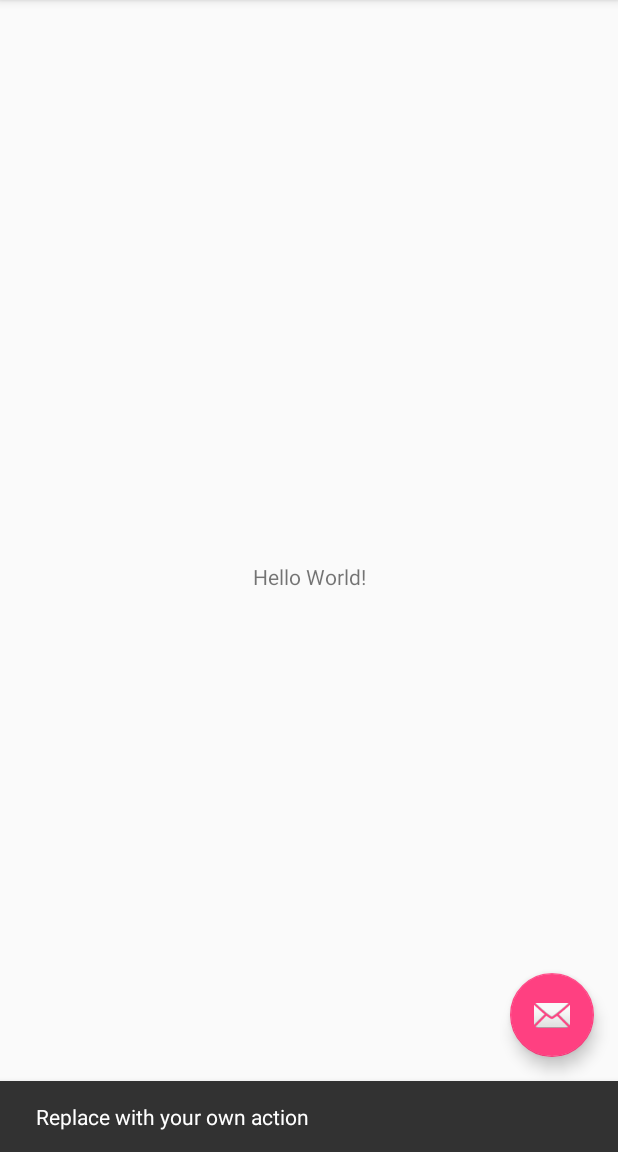
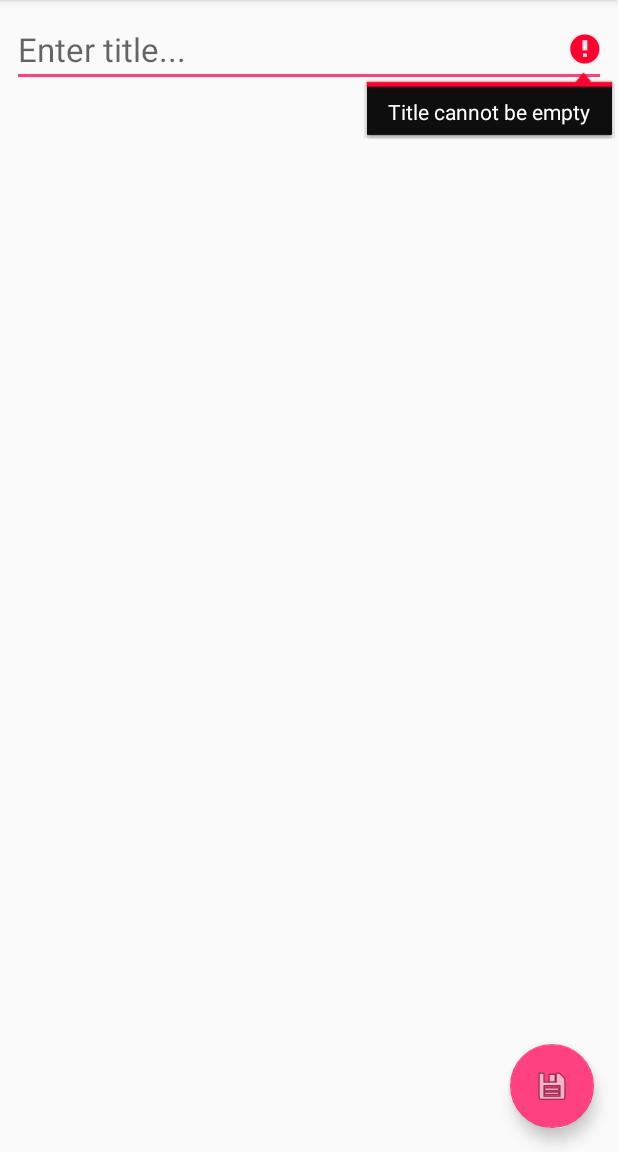
Before and after one commit to tcyy123/MyNotepad, an Android app: the screen it shows after launch (MainActivity), after a tap on an icon or button, on a phone screen of 412 x 824 dp, the part 84-1236 px from its top. Run offline under Robolectric (Android 15) with nearby library versions, the phone set to English and light mode, and no system bars.

```diff
--- a/app/src/main/AndroidManifest.xml
+++ b/app/src/main/AndroidManifest.xml
@@ -10,7 +10,7 @@
         android:supportsRtl="true"
         android:theme="@style/AppTheme">
         <activity
-            android:name=".MainActivity"
+            android:name=".activities.MainActivity"
             android:label="@string/app_name"
             android:theme="@style/AppTheme.NoActionBar">
             <intent-filter>
@@ -21,4 +21,7 @@
         </activity>
     </application>
 
+    <uses-permission android:name="android.permission.READ_EXTERNAL_STORAGE" />
+    <uses-permission android:name="android.permission.WRITE_EXTERNAL_STORAGE" />
+
 </manifest>
--- a/app/src/main/java/com/csi5175/mynotepad/MainActivity.java
+++ /dev/null
@@ -1,52 +0,0 @@
-package com.csi5175.mynotepad;
-
-import android.os.Bundle;
-import android.support.design.widget.FloatingActionButton;
-import android.support.design.widget.Snackbar;
-import android.support.v7.app.AppCompatActivity;
-import android.support.v7.widget.Toolbar;
-import android.view.View;
-import android.view.Menu;
-import android.view.MenuItem;
-
-public class MainActivity extends AppCompatActivity {
-
-    @Override
-    protected void onCreate(Bundle savedInstanceState) {
-        super.onCreate(savedInstanceState);
-        setContentView(R.layout.activity_main);
-        Toolbar toolbar = (Toolbar) findViewById(R.id.toolbar);
-        setSupportActionBar(toolbar);
-
-        FloatingActionButton fab = (FloatingActionButton) findViewById(R.id.fab);
-        fab.setOnClickListener(new View.OnClickListener() {
-            @Override
-            public void onClick(View view) {
-                Snackbar.make(view, "Replace with your own action", Snackbar.LENGTH_LONG)
-                        .setAction("Action", null).show();
-            }
-        });
-    }
-
-    @Override
-    public boolean onCreateOptionsMenu(Menu menu) {
-        // Inflate the menu; this adds items to the action bar if it is present.
-        getMenuInflater().inflate(R.menu.menu_main, menu);
-        return true;
-    }
-
-    @Override
-    public boolean onOptionsItemSelected(MenuItem item) {
-        // Handle action bar item clicks here. The action bar will
-        // automatically handle clicks on the Home/Up button, so long
-        // as you specify a parent activity in AndroidManifest.xml.
-        int id = item.getItemId();
-
-        //noinspection SimplifiableIfStatement
-        if (id == R.id.action_settings) {
-            return true;
-        }
-
-        return super.onOptionsItemSelected(item);
-    }
-}
--- /dev/null
+++ b/app/src/main/java/com/csi5175/mynotepad/activities/MainActivity.java
@@ -0,0 +1,126 @@
+package com.csi5175.mynotepad.activities;
+
+import android.Manifest;
+import android.content.pm.PackageManager;
+import android.os.Bundle;
+import android.os.Environment;
+import android.support.annotation.NonNull;
+import android.support.design.widget.FloatingActionButton;
+import android.support.v4.app.ActivityCompat;
+import android.support.v4.content.ContextCompat;
+import android.support.v7.app.AppCompatActivity;
+import android.support.v7.widget.Toolbar;
+import android.text.TextUtils;
+import android.view.View;
+import android.view.Menu;
+import android.view.MenuItem;
+import android.widget.EditText;
+import android.widget.Toast;
+
+import com.csi5175.mynotepad.R;
+import com.csi5175.mynotepad.utilities.RequestCodes;
+
+import java.io.File;
+import java.io.FileWriter;
+import java.io.IOException;
+
+public class MainActivity extends AppCompatActivity implements View.OnClickListener {
+
+    EditText editText_Title, editText_Content;
+    String title, content;
+
+    @Override
+    protected void onCreate(Bundle savedInstanceState) {
+        super.onCreate(savedInstanceState);
+        setContentView(R.layout.activity_main);
+        Toolbar toolbar = (Toolbar) findViewById(R.id.toolbar);
+        setSupportActionBar(toolbar);
+        editText_Title = (EditText) findViewById(R.id.EditText_Title);
+        editText_Content = (EditText) findViewById(R.id.EditText_Content);
+
+        FloatingActionButton fab = (FloatingActionButton) findViewById(R.id.fab);
+        fab.setOnClickListener(this);
+    }
+
+    @Override
+    public boolean onCreateOptionsMenu(Menu menu) {
+        // Inflate the menu; this adds items to the action bar if it is present.
+        getMenuInflater().inflate(R.menu.menu_main, menu);
+        return true;
+    }
+
+    @Override
+    public boolean onOptionsItemSelected(MenuItem item) {
+        // Handle action bar item clicks here. The action bar will
+        // automatically handle clicks on the Home/Up button, so long
+        // as you specify a parent activity in AndroidManifest.xml.
+        int id = item.getItemId();
+
+        //noinspection SimplifiableIfStatement
+        if (id == R.id.action_settings) {
+            return true;
+        }
+
+        return super.onOptionsItemSelected(item);
+    }
+
+    @Override
+    public void onClick(View view) {
+        switch (view.getId()) {
+            case R.id.fab:
+                attemptSaveFile();
+        }
+    }
+
+    private void attemptSaveFile() {
+        editText_Title.setError(null);
+
+        title = editText_Title.getText().toString().trim();
+        content = editText_Content.getText().toString().trim();
+
+        boolean cancel = false;
+        View focusView = null;
+
+        if (TextUtils.isEmpty(title)) {
+            editText_Title.setError("Title cannot be empty");
+            focusView = editText_Title;
+            cancel = true;
+        }
+
+        if (cancel) {
+            focusView.requestFocus();
+        } else {
+            if (ContextCompat.checkSelfPermission(this, Manifest.permission.WRITE_EXTERNAL_STORAGE) == PackageManager.PERMISSION_GRANTED) {
+                save(title + ".txt");
+            } else {
+                ActivityCompat.requestPermissions(this, new String[]{Manifest.permission.WRITE_EXTERNAL_STORAGE}, RequestCodes.WRITE_EXTERNAL_STORAGE_REQUEST_CODE);
+            }
+        }
+    }
+
+    public void save(String fileName) {
+        try {
+            File root = new File(Environment.getExternalStorageDirectory(), "MyNotepad");
+            if (!root.exists()) {
+                root.mkdirs();
+            }
+            File file = new File(root, fileName);
+            FileWriter writer = new FileWriter(file);
+            writer.append(content);
+            writer.flush();
+            writer.close();
+            Toast.makeText(this, "Note Saved", Toast.LENGTH_SHORT).show();
+        } catch (IOException e) {
+            e.printStackTrace();
+            Toast.makeText(this, "Exception: " + e.toString(), Toast.LENGTH_SHORT).show();
+        }
+    }
+
+    @Override
+    public void onRequestPermissionsResult(int requestCode, @NonNull String[] permissions, @NonNull int[] grantResults) {
+        switch (requestCode) {
+            case RequestCodes.WRITE_EXTERNAL_STORAGE_REQUEST_CODE:
+                save(title + ".txt");
+        }
+    }
+}
--- a/app/src/main/res/layout/activity_main.xml
+++ b/app/src/main/res/layout/activity_main.xml
@@ -4,7 +4,7 @@
     xmlns:tools="http://schemas.android.com/tools"
     android:layout_width="match_parent"
     android:layout_height="match_parent"
-    tools:context="com.csi5175.mynotepad.MainActivity">
+    tools:context="com.csi5175.mynotepad.activities.MainActivity">
 
     <android.support.design.widget.AppBarLayout
         android:layout_width="match_parent"
@@ -28,6 +28,6 @@
         android:layout_height="wrap_content"
         android:layout_gravity="bottom|end"
         android:layout_margin="@dimen/fab_margin"
-        app:srcCompat="@android:drawable/ic_dialog_email" />
+        app:srcCompat="@android:drawable/ic_menu_save" />
 
 </android.support.design.widget.CoordinatorLayout>
--- a/app/src/main/res/layout/content_main.xml
+++ b/app/src/main/res/layout/content_main.xml
@@ -5,16 +5,37 @@
     android:layout_width="match_parent"
     android:layout_height="match_parent"
     app:layout_behavior="@string/appbar_scrolling_view_behavior"
-    tools:context="com.csi5175.mynotepad.MainActivity"
+    tools:context="com.csi5175.mynotepad.activities.MainActivity"
     tools:showIn="@layout/activity_main">
 
-    <TextView
-        android:layout_width="wrap_content"
+    <EditText
+        android:id="@+id/EditText_Title"
+        android:layout_width="0dp"
         android:layout_height="wrap_content"
-        android:text="Hello World!"
-        app:layout_constraintBottom_toBottomOf="parent"
+        android:layout_marginTop="8dp"
+        android:layout_marginBottom="8dp"
+        android:layout_marginStart="8dp"
+        android:layout_marginEnd="8dp"
+        android:hint="Enter title..."
+        android:textSize="22sp"
+        app:layout_constraintBottom_toTopOf="@+id/EditText_Content"
         app:layout_constraintLeft_toLeftOf="parent"
         app:layout_constraintRight_toRightOf="parent"
         app:layout_constraintTop_toTopOf="parent" />
 
+    <EditText
+        android:id="@+id/EditText_Content"
+        android:layout_width="0dp"
+        android:layout_height="0dp"
+        android:layout_marginStart="16dp"
+        android:layout_marginEnd="16dp"
+        android:layout_marginBottom="8dp"
+        android:gravity="top"
+        android:hint="Enter content..."
+        android:background="@null"
+        app:layout_constraintBottom_toBottomOf="parent"
+        app:layout_constraintRight_toRightOf="parent"
+        app:layout_constraintStart_toStartOf="parent"
+        app:layout_constraintTop_toBottomOf="@+id/EditText_Title" />
+
 </android.support.constraint.ConstraintLayout>
--- a/app/src/main/res/menu/menu_main.xml
+++ b/app/src/main/res/menu/menu_main.xml
@@ -1,7 +1,7 @@
 <menu xmlns:android="http://schemas.android.com/apk/res/android"
     xmlns:app="http://schemas.android.com/apk/res-auto"
     xmlns:tools="http://schemas.android.com/tools"
-    tools:context="com.csi5175.mynotepad.MainActivity">
+    tools:context="com.csi5175.mynotepad.activities.MainActivity">
     <item
         android:id="@+id/action_settings"
         android:orderInCategory="100"
```
Also changed, not shown: app/src/main/java/com/csi5175/mynotepad/utilities/RequestCodes.java (added, +9 -0 lines).
